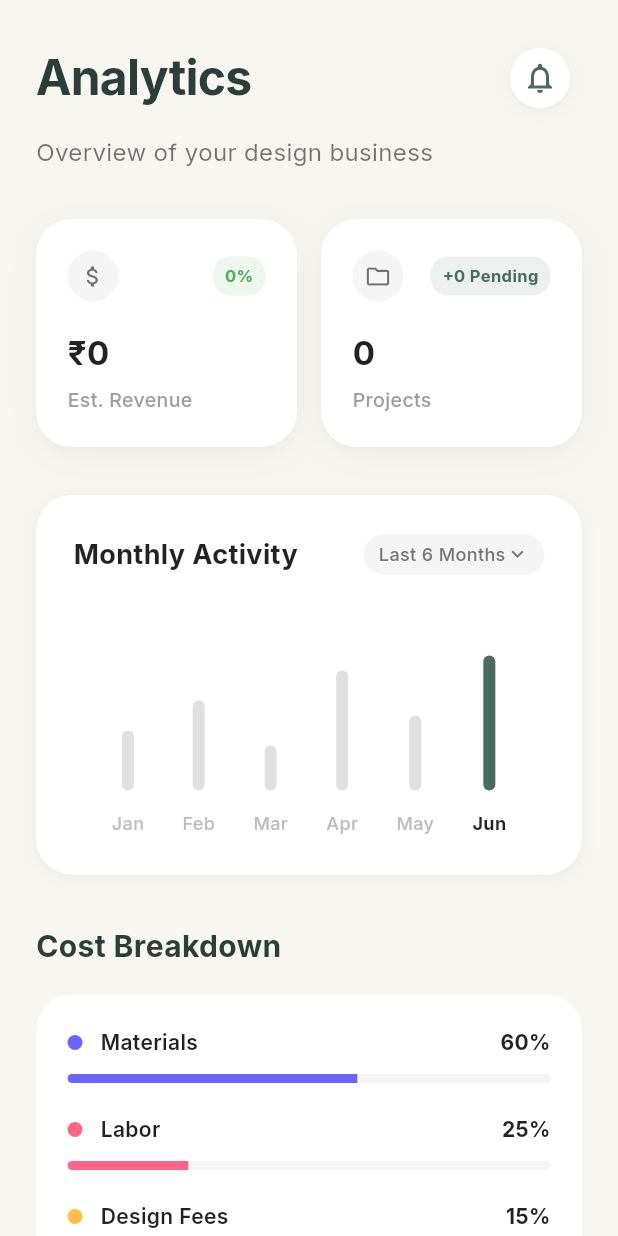
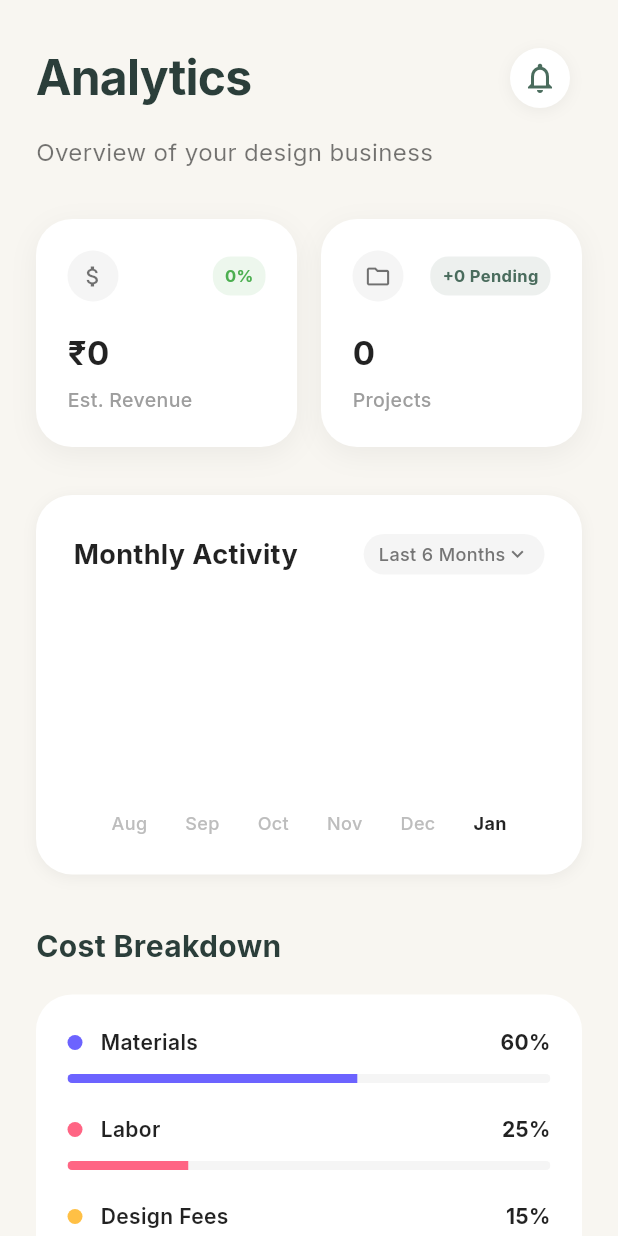
Before and after one commit to chiragempyreal/ai-Interior-design-automation, a Flutter app: the StatsScreen screen opened directly, on a phone screen of 412 x 824 dp. Run offline on Flutter 3.47's test engine with Material 3 defaults, Android fonts, the phone set to English and light mode, and no system bars; drawn by our look-alikes of flutter_animate; our stand-ins replace dio, equatable, fl_chart, flutter_dotenv, flutter_local_notifications, go_router and 7 more; accounts and stored records are empty; network calls fail.

Commit message:
final build

```diff
--- a/mobile-app/ai_interior_design_automation/lib/core/constants/brand_colors.dart
+++ b/mobile-app/ai_interior_design_automation/lib/core/constants/brand_colors.dart
@@ -219,7 +219,7 @@ class BrandShadows {
 
 /// Brand Constants
 class BrandConstants {
-  static const String brandName = "Elite Decora";
+  static const String brandName = "DESIGNQUOTE AI";
   static const String tagline = "Design with Confidence. Quote in Minutes.";
   static const double maxContentWidth = 1200.0;
   static const double cardElevation = 2.0;
--- a/mobile-app/ai_interior_design_automation/lib/core/services/notification_service.dart
+++ b/mobile-app/ai_interior_design_automation/lib/core/services/notification_service.dart
@@ -40,7 +40,7 @@ class NotificationService {
     const AndroidNotificationDetails androidDetails =
         AndroidNotificationDetails(
           'elite_decora_channel',
-          'Elite Decora Notifications',
+          'DESIGNQUOTE AI Notifications',
           channelDescription: 'Main channel for app notifications',
           importance: Importance.max,
           priority: Priority.high,
--- a/mobile-app/ai_interior_design_automation/lib/features/dashboard/screens/dashboard_screen.dart
+++ b/mobile-app/ai_interior_design_automation/lib/features/dashboard/screens/dashboard_screen.dart
@@ -249,7 +249,7 @@ class _HomeTabState extends State<_HomeTab> {
                 crossAxisAlignment: CrossAxisAlignment.start,
                 children: [
                   Text(
-                    "ELITE DECORA",
+                    "DESIGNQUOTE AI",
                     style: TextStyle(
                       fontFamily: BrandTypography.primaryFont,
                       fontSize: 18,
@@ -277,7 +277,6 @@ class _HomeTabState extends State<_HomeTab> {
               "https://i.pravatar.cc/150?u=elite",
             ),
             backgroundColor: BrandColors.accent.withOpacity(0.2),
-            child: const Icon(Icons.person_outline, color: BrandColors.primary),
           ),
         ],
       ),
--- a/mobile-app/ai_interior_design_automation/lib/features/estimate/screens/estimate_details_screen.dart
+++ b/mobile-app/ai_interior_design_automation/lib/features/estimate/screens/estimate_details_screen.dart
@@ -744,7 +744,7 @@ Total: ₹${widget.estimate.total.toStringAsFixed(0)}
 Version: ${widget.estimate.version}
 Status: ${widget.estimate.status.name.toUpperCase()}
 
-Generated by Elite Decora
+Generated by DESIGNQUOTE AI
       ''';
 
       await Share.share(text);
--- a/mobile-app/ai_interior_design_automation/lib/features/estimate/services/pdf_service.dart
+++ b/mobile-app/ai_interior_design_automation/lib/features/estimate/services/pdf_service.dart
@@ -98,7 +98,7 @@ class PdfService {
           ),
           pw.SizedBox(height: 4),
           pw.Text(
-            'Elite Decora',
+            'DESIGNQUOTE AI',
             style: const pw.TextStyle(color: PdfColors.white, fontSize: 12),
           ),
         ],
--- a/mobile-app/ai_interior_design_automation/lib/features/stats/screens/stats_screen.dart
+++ b/mobile-app/ai_interior_design_automation/lib/features/stats/screens/stats_screen.dart
@@ -315,19 +315,70 @@ class StatsScreen extends StatelessWidget {
   }
 
   Widget _buildMonthlyChart(BuildContext context) {
+    final projectProvider = context.watch<ProjectProvider>();
+    final projects = projectProvider.projects;
+
+    // Calculate last 6 months data
+    final now = DateTime.now();
+    final monthData = <String, int>{};
+
+    for (int i = 5; i >= 0; i--) {
+      final month = DateTime(now.year, now.month - i, 1);
+      final monthKey = '${month.month}-${month.year}';
+      monthData[monthKey] = 0;
+    }
+
+    // Count projects per month
+    for (var project in projects) {
+      final createdDate = project.createdAt;
+      final monthKey = '${createdDate.month}-${createdDate.year}';
+      if (monthData.containsKey(monthKey)) {
+        monthData[monthKey] = (monthData[monthKey] ?? 0) + 1;
+      }
+    }
+
+    // Find max for scaling
+    final maxCount = monthData.values.isEmpty
+        ? 1
+        : monthData.values.reduce((a, b) => a > b ? a : b);
+    final scaledMax = maxCount == 0 ? 1.0 : maxCount.toDouble();
+
+    // Build bars
+    final bars = <Widget>[];
+    int index = 0;
+    monthData.forEach((key, count) {
+      final month = DateTime(
+        int.parse(key.split('-')[1]),
+        int.parse(key.split('-')[0]),
+        1,
+      );
+      final monthLabel = [
+        'Jan',
+        'Feb',
+        'Mar',
+        'Apr',
+        'May',
+        'Jun',
+        'Jul',
+        'Aug',
+        'Sep',
+        'Oct',
+        'Nov',
+        'Dec',
+      ][month.month - 1];
+      final isActive = index == monthData.length - 1;
+      bars.add(
+        _buildBar(context, monthLabel, count / scaledMax, isActive: isActive),
+      );
+      index++;
+    });
+
     return SizedBox(
       height: 150,
       child: Row(
         mainAxisAlignment: MainAxisAlignment.spaceEvenly,
         crossAxisAlignment: CrossAxisAlignment.end,
-        children: [
-          _buildBar(context, "Jan", 0.4),
-          _buildBar(context, "Feb", 0.6),
-          _buildBar(context, "Mar", 0.3),
-          _buildBar(context, "Apr", 0.8),
-          _buildBar(context, "May", 0.5),
-          _buildBar(context, "Jun", 0.9, isActive: true),
-        ],
+        children: bars,
       ),
     );
   }
--- a/mobile-app/ai_interior_design_automation/pubspec.yaml
+++ b/mobile-app/ai_interior_design_automation/pubspec.yaml
@@ -1,5 +1,5 @@
 name: ai_interior_design_automation
-description: "Elite Decora"
+description: "DESIGNQUOTE AI"
 publish_to: 'none' # Remove this line if you wish to publish to pub.dev
 
 version: 1.0.0+1
@@ -9,6 +9,8 @@ environment:
 
 dependencies:
   flutter:
+    sdk: flutter
+  flutter_localizations:
     sdk: flutter
 
   # UI & Icons
```
Also changed, not shown: mobile-app/ai_interior_design_automation/lib/features/project/screens/project_preview_screen.dart (+4 -4 lines), mobile-app/ai_interior_design_automation/lib/features/visualizer/screens/image_input_screen.dart (+21 -15 lines), mobile-app/ai_interior_design_automation/lib/main.dart (+11 -0 lines), mobile-app/ai_interior_design_automation/pubspec.lock, 2 other files.
